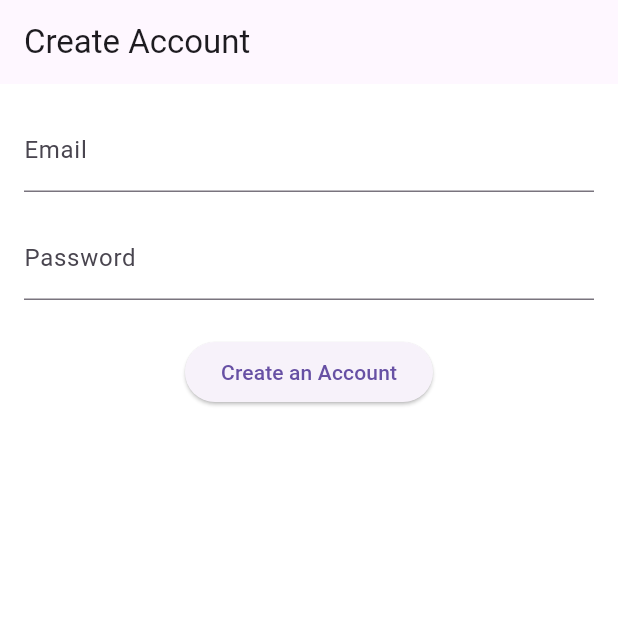
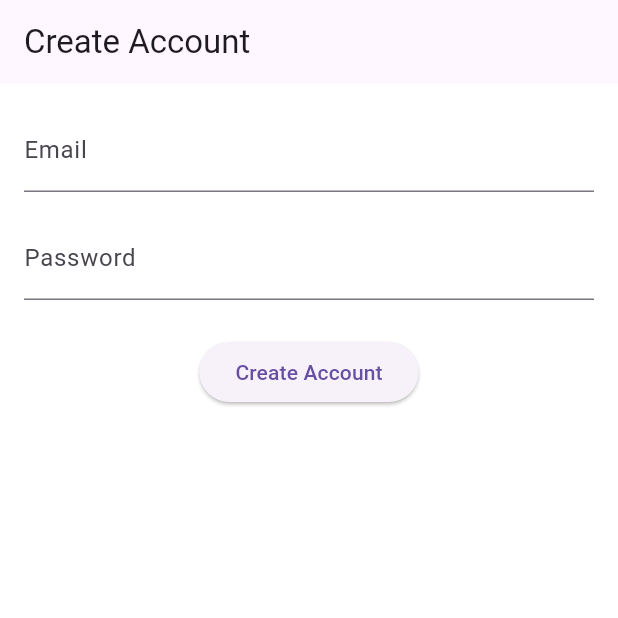
Before and after one commit to emnakhlif/safe_ride, a Flutter app: the screen it shows after launch, on a phone screen of 412 x 824 dp, the top half of it. Run offline on Flutter 3.47's test engine with Material 3 defaults, Android fonts, the phone set to English and light mode, and no system bars; our stand-ins replace firebase_auth, firebase_core, firebase_database; accounts and stored records are empty.

Commit message:
Update create_account_screen.dart

```diff
--- a/lib/screens/create_account_screen.dart
+++ b/lib/screens/create_account_screen.dart
@@ -1,7 +1,6 @@
 import 'package:firebase_auth/firebase_auth.dart';
-import 'package:firebase_database/firebase_database.dart';
 import 'package:flutter/material.dart';
-import 'personal_informations_screen.dart';
+import 'personal_informations_screen.dart'; // Navigate to Personal Information screen after account creation
 
 class CreateAccountScreen extends StatefulWidget {
   @override
@@ -12,7 +11,6 @@ class _CreateAccountScreenState extends State<CreateAccountScreen> {
   final _emailController = TextEditingController();
   final _passwordController = TextEditingController();
 
-  // Firebase Authentication
   final FirebaseAuth _auth = FirebaseAuth.instance;
 
   Future<void> _createAccount() async {
@@ -23,7 +21,7 @@ class _CreateAccountScreenState extends State<CreateAccountScreen> {
         password: _passwordController.text,
       );
 
-      // Navigate to Personal Informations Screen after creating the account
+      // Navigate to PersonalInformationsScreen after creating the account
       Navigator.pushReplacement(
         context,
         MaterialPageRoute(builder: (context) => PersonalInformationsScreen(user: userCredential.user!)),
@@ -56,7 +54,7 @@ class _CreateAccountScreenState extends State<CreateAccountScreen> {
             const SizedBox(height: 24.0),
             ElevatedButton(
               onPressed: _createAccount,
-              child: const Text('Create an Account'),
+              child: const Text('Create Account'),
             ),
           ],
         ),
```
